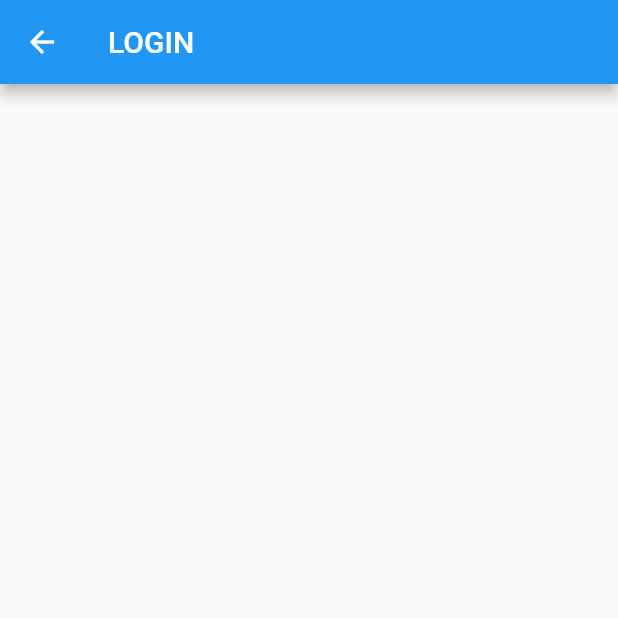
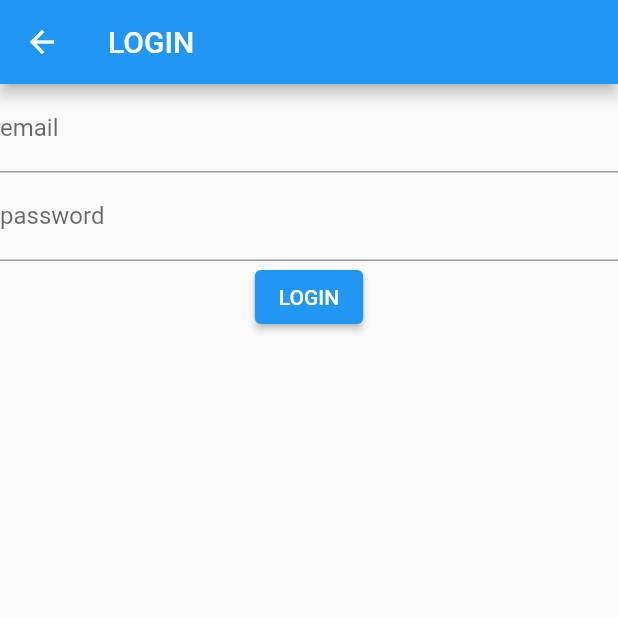
Before and after one commit to bogdy9912/food_delivery_receptionist, a Flutter app: the LoginPage screen opened by its route, on a phone screen of 412 x 824 dp, the top half of it. Run offline on Flutter 3.47's test engine with Material 2 defaults, Android fonts, the phone set to English and light mode, and no system bars; our stand-ins replace built_collection, built_value, cloud_firestore, firebase_auth, firebase_core, flutter_redux and 3 more; missing offline and left inert: redux_epics; accounts and stored records are empty.

Commit message:
login page

```diff
--- a/lib/src/presentation/login/login_page.dart
+++ b/lib/src/presentation/login/login_page.dart
@@ -1,12 +1,84 @@
 import 'package:flutter/material.dart';
+import 'package:flutter_redux/flutter_redux.dart';
+import 'package:food_delivery_receptionist/src/actions/auth/index.dart';
+import 'package:food_delivery_receptionist/src/actions/index.dart';
+import 'package:food_delivery_receptionist/src/models/index.dart';
+import 'package:food_delivery_receptionist/src/presentation/mixins/dialog_mixin.dart';
 
-class LoginPage extends StatelessWidget {
+class LoginPage extends StatefulWidget {
   const LoginPage();
+
+  @override
+  _LoginPageState createState() => _LoginPageState();
+}
+
+class _LoginPageState extends State<LoginPage> with DialogMixin {
+  final TextEditingController _email = TextEditingController();
+
+  final TextEditingController _password = TextEditingController();
+
+  void _response(AppAction action) {
+    if (action is LoginSuccessful) {
+      print('SUCCESS');
+      //
+    } else {
+      if (action is LoginError) {
+        print(action.error);
+        showErrorDialog(context, 'Login error', action.error);
+        //
+      }
+    }
+  }
 
   @override
   Widget build(BuildContext context) {
     return Scaffold(
-      appBar: AppBar(title: const Text('LOGIN'),),
-    );
+        appBar: AppBar(
+          title: const Text('LOGIN'),
+        ),
+        body: Form(
+          child: Builder(
+            builder: (BuildContext context) => SingleChildScrollView(
+              child: Column(
+                children: <Widget>[
+                  TextFormField(
+                    controller: _email,
+                    decoration: const InputDecoration(labelText: 'email'),
+                    keyboardType: TextInputType.emailAddress,
+                    validator: (String? value) {
+                      if (value == null || !value.contains('@') || !value.contains('.')) {
+                        return 'Email invalid';
+                      }
+                      return null;
+                    },
+                  ),
+                  TextFormField(
+                    controller: _password,
+                    decoration: const InputDecoration(labelText: 'password'),
+                    keyboardType: TextInputType.visiblePassword,
+                    obscureText: true,
+                    validator: (String? value) {
+                      if (value == null || value.isEmpty || value.length < 6) {
+                        return 'Parola prea scurta';
+                      }
+                      return null;
+                    },
+                  ),
+                  ElevatedButton(
+                    onPressed: () {
+                      final bool valid = Form.of(context)!.validate();
+
+                      if (valid) {
+                        StoreProvider.of<AppState>(context)
+                            .dispatch(Login(email: _email.text, password: _password.text, response: _response));
+                      }
+                    },
+                    child: const Text('LOGIN'),
+                  ),
+                ],
+              ),
+            ),
+          ),
+        ));
   }
 }
```
Also changed, not shown: lib/src/epics/auth_epics.dart (+5 -4 lines), lib/src/presentation/mixins/dialog_mixin.dart (added, +44 -0 lines).
